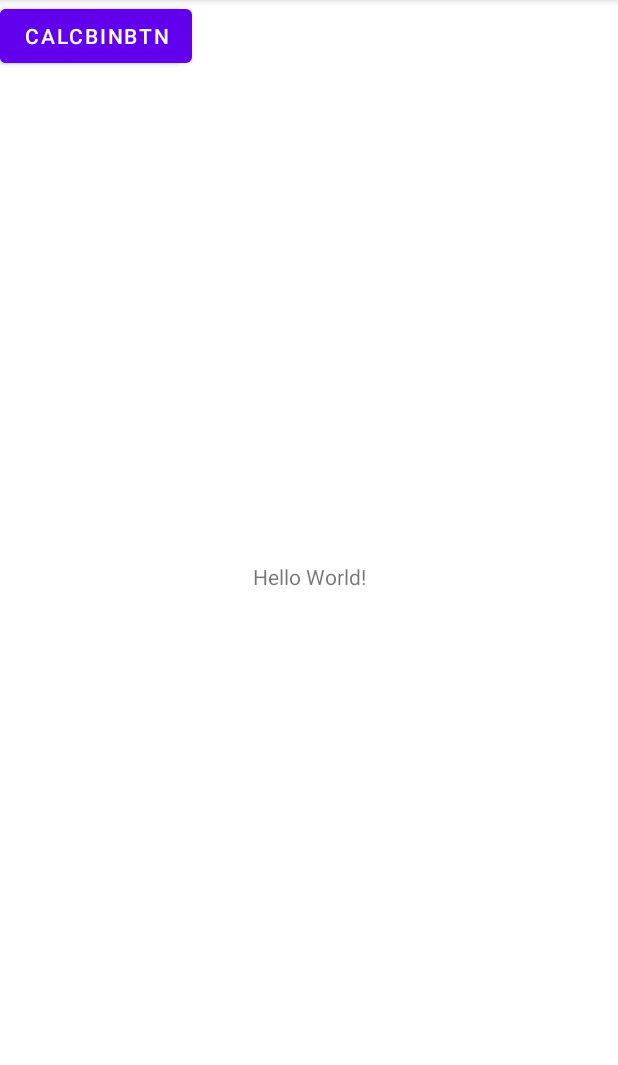
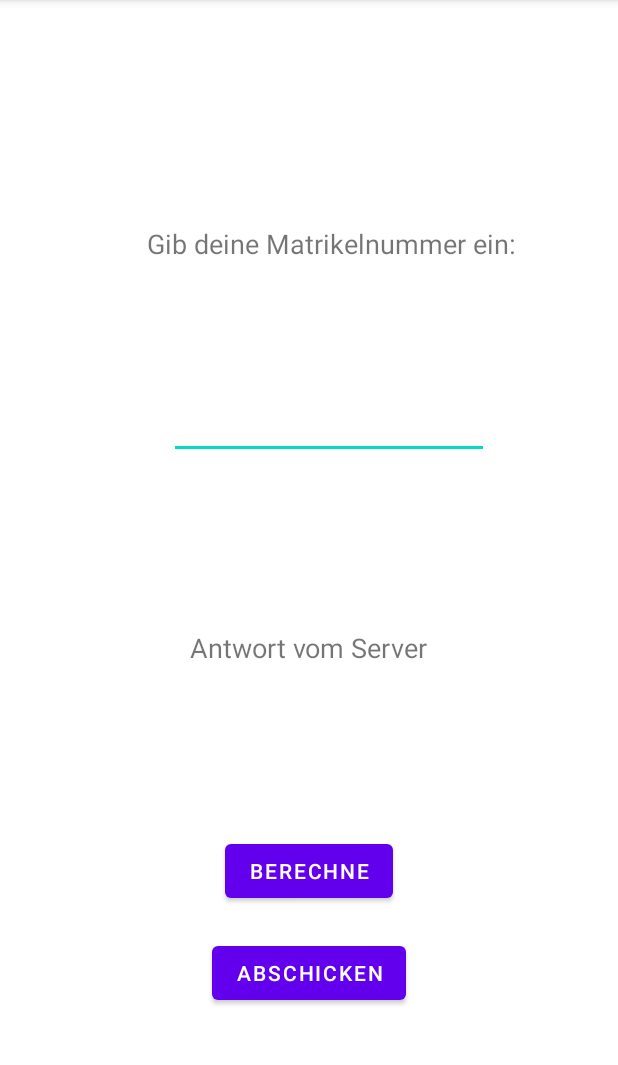
Before and after one commit to Yuelichang/SE2_Einzelbeispiel_LIN, an Android app: the screen it shows after launch (MainActivity), on a phone screen of 412 x 824 dp, the part 84-1149 px from its top. Run offline under Robolectric (Android 15) with nearby library versions, the phone set to English and light mode, and no system bars.

Commit message:
changed UI

```diff
--- a/app/src/main/res/layout/activity_main.xml
+++ b/app/src/main/res/layout/activity_main.xml
@@ -6,29 +6,65 @@
     android:layout_height="match_parent"
     tools:context=".MainActivity">
 
-    <TextView
+    <Button
+        android:id="@+id/serverBtn"
         android:layout_width="wrap_content"
         android:layout_height="wrap_content"
-        android:text="Hello World!"
+        android:text="Abschicken"
         app:layout_constraintBottom_toBottomOf="parent"
-        app:layout_constraintLeft_toLeftOf="parent"
-        app:layout_constraintRight_toRightOf="parent"
-        app:layout_constraintTop_toTopOf="parent" />
+        app:layout_constraintEnd_toEndOf="parent"
+        app:layout_constraintStart_toStartOf="parent"
+        app:layout_constraintTop_toTopOf="parent"
+        app:layout_constraintVertical_bias="0.868" />
 
     <Button
-        android:id="@+id/button2"
+        android:id="@+id/calcBtn"
         android:layout_width="wrap_content"
         android:layout_height="wrap_content"
-        android:text="serverBtn"
-        tools:layout_editor_absoluteX="144dp"
-        tools:layout_editor_absoluteY="165dp" />
+        android:text="BERECHNE"
+        app:layout_constraintBottom_toBottomOf="parent"
+        app:layout_constraintEnd_toEndOf="parent"
+        app:layout_constraintStart_toStartOf="parent"
+        app:layout_constraintTop_toTopOf="parent"
+        app:layout_constraintVertical_bias="0.773" />
 
-    <Button
-        android:id="@+id/button3"
+    <EditText
+        android:id="@+id/editTextNumberSigned"
         android:layout_width="wrap_content"
         android:layout_height="wrap_content"
-        android:text="calcBinBtn"
-        tools:layout_editor_absoluteX="148dp"
-        tools:layout_editor_absoluteY="53dp" />
+        android:ems="10"
+        android:inputType="numberSigned"
+        app:layout_constraintBottom_toBottomOf="parent"
+        app:layout_constraintEnd_toEndOf="parent"
+        app:layout_constraintHorizontal_bias="0.567"
+        app:layout_constraintStart_toStartOf="parent"
+        app:layout_constraintTop_toTopOf="parent"
+        app:layout_constraintVertical_bias="0.361" />
+
+    <TextView
+        android:id="@+id/textView"
+        android:layout_width="wrap_content"
+        android:layout_height="wrap_content"
+        android:text="Gib deine Matrikelnummer ein:"
+        android:textSize="18sp"
+        app:layout_constraintBottom_toBottomOf="parent"
+        app:layout_constraintEnd_toEndOf="parent"
+        app:layout_constraintHorizontal_bias="0.591"
+        app:layout_constraintStart_toStartOf="parent"
+        app:layout_constraintTop_toTopOf="parent"
+        app:layout_constraintVertical_bias="0.202" />
+
+    <TextView
+        android:id="@+id/textView2"
+        android:layout_width="wrap_content"
+        android:layout_height="wrap_content"
+        android:text="Antwort vom Server"
+        android:textSize="18sp"
+        app:layout_constraintBottom_toBottomOf="parent"
+        app:layout_constraintEnd_toEndOf="parent"
+        app:layout_constraintHorizontal_bias="0.498"
+        app:layout_constraintStart_toStartOf="parent"
+        app:layout_constraintTop_toTopOf="parent"
+        app:layout_constraintVertical_bias="0.564" />
 
 </androidx.constraintlayout.widget.ConstraintLayout>
```
